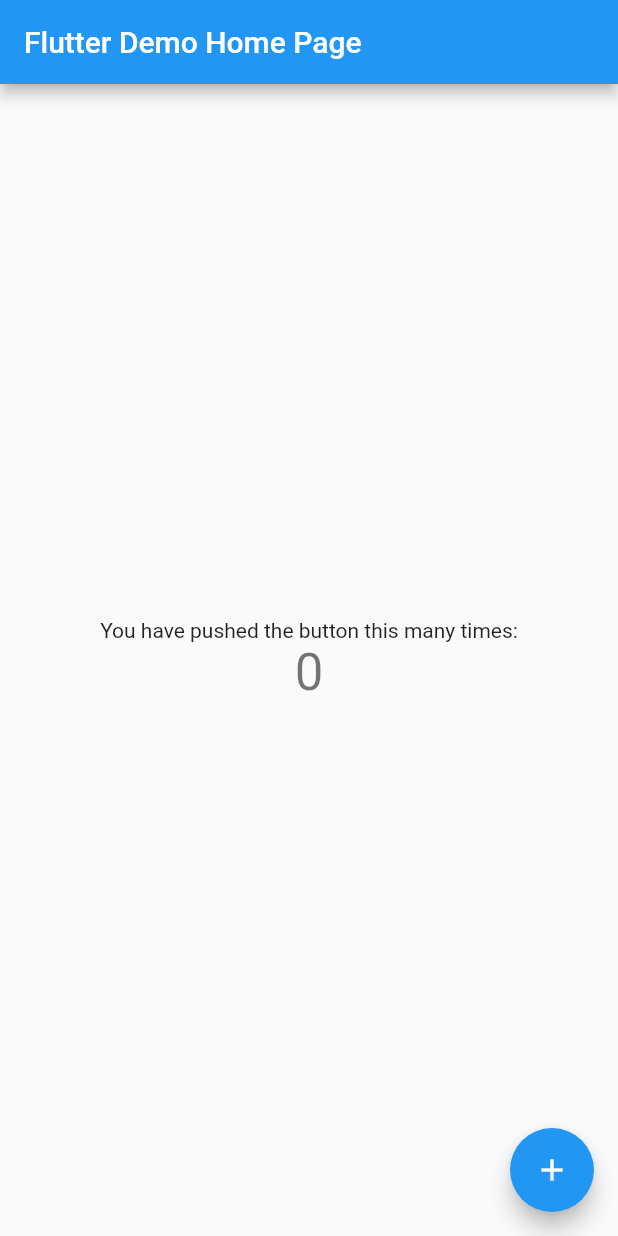
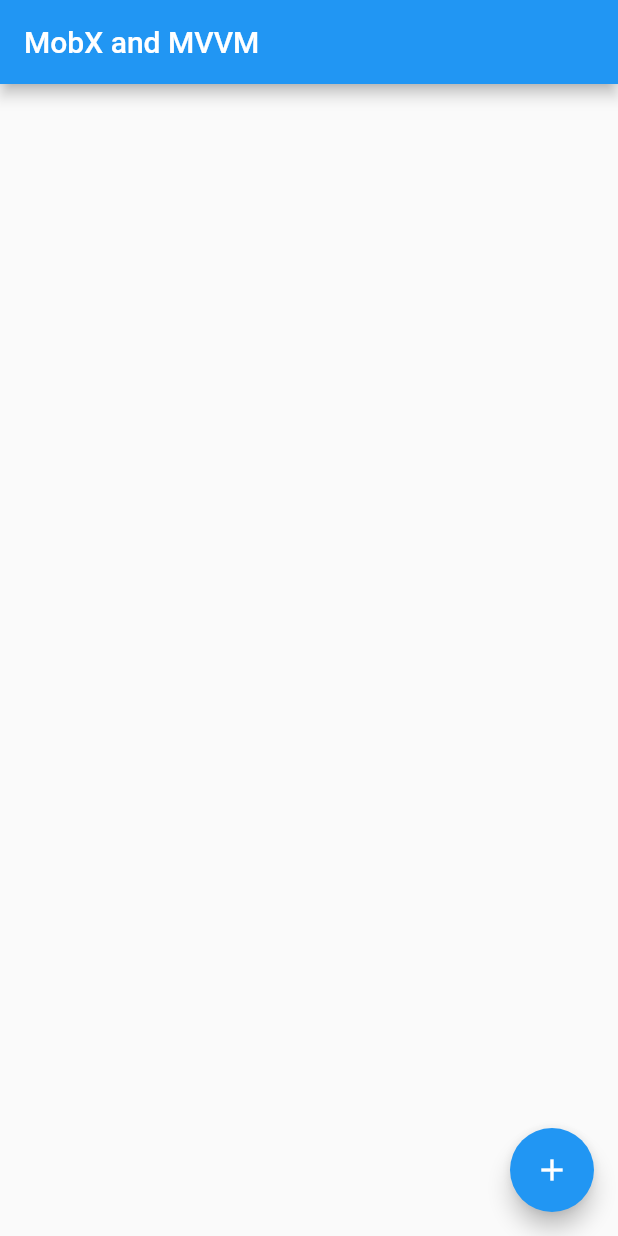
Before and after one commit to BBarisKilic/Flutter-MVVM-Arch-and-MobX, a Flutter app: the screen it shows after launch, on a phone screen of 412 x 824 dp. Run offline on Flutter 3.47's test engine with Material 2 defaults, Android fonts, the phone set to English and light mode, and no system bars; our stand-ins replace dio, flutter_mobx, mobx; generated files the repository leaves out were written again.

Commit message:
Project completed.

```diff
--- /dev/null
+++ b/lib/feature/post/view/post_view.dart
@@ -0,0 +1,56 @@
+import 'package:flutter/material.dart';
+import 'package:flutter_mobx/flutter_mobx.dart';
+import 'package:flutter_mvvm_arch_and_mobx/feature/post/view_model/post_view_model.dart';
+
+class PostView extends StatelessWidget {
+  PostView({Key? key}) : super(key: key);
+
+  late final _postViewModel = PostViewModel();
+
+  @override
+  Widget build(BuildContext context) {
+    return Scaffold(
+      appBar: AppBar(
+        title: const Text('MobX and MVVM'),
+      ),
+      body: Observer(builder: (_) {
+        return _stateStatus();
+      }),
+      floatingActionButton: FloatingActionButton(
+        onPressed: () => _postViewModel.getAllPost(),
+        child: const Icon(Icons.add),
+      ),
+    );
+  }
+
+  Widget _stateStatus() {
+    switch (_postViewModel.viewState) {
+      case ViewState.normal:
+        return const SizedBox();
+      case ViewState.loading:
+        return const Center(child: CircularProgressIndicator());
+      case ViewState.success:
+        return _buildListView();
+      case ViewState.error:
+        return const Center(
+          child: Text('Error'),
+        );
+      default:
+        return const Center(
+          child: Text('Error'),
+        );
+    }
+  }
+
+  ListView _buildListView() {
+    return ListView.separated(
+      itemCount: _postViewModel.posts.length,
+      separatorBuilder: (context, index) => const Divider(),
+      itemBuilder: (context, index) => ListTile(
+        title: Text(_postViewModel.posts[index].title),
+        subtitle: Text(_postViewModel.posts[index].body),
+        trailing: Text(_postViewModel.posts[index].userId.toString()),
+      ),
+    );
+  }
+}
--- a/lib/main.dart
+++ b/lib/main.dart
@@ -1,115 +1,17 @@
 import 'package:flutter/material.dart';
+import 'package:flutter_mvvm_arch_and_mobx/feature/post/view/post_view.dart';
 
-void main() {
-  runApp(const MyApp());
-}
+void main() => runApp(const MobXAndMVVM());
 
-class MyApp extends StatelessWidget {
-  const MyApp({Key? key}) : super(key: key);
+class MobXAndMVVM extends StatelessWidget {
+  const MobXAndMVVM({Key? key}) : super(key: key);
 
-  // This widget is the root of your application.
   @override
   Widget build(BuildContext context) {
     return MaterialApp(
-      title: 'Flutter Demo',
-      theme: ThemeData(
-        // This is the theme of your application.
-        //
-        // Try running your application with "flutter run". You'll see the
-        // application has a blue toolbar. Then, without quitting the app, try
-        // changing the primarySwatch below to Colors.green and then invoke
-        // "hot reload" (press "r" in the console where you ran "flutter run",
-        // or simply save your changes to "hot reload" in a Flutter IDE).
-        // Notice that the counter didn't reset back to zero; the application
-        // is not restarted.
-        primarySwatch: Colors.blue,
-      ),
-      home: const MyHomePage(title: 'Flutter Demo Home Page'),
+      title: 'MobX and MVVM',
+      debugShowCheckedModeBanner: false,
+      home: PostView(),
     );
   }
 }
-
-class MyHomePage extends StatefulWidget {
-  const MyHomePage({Key? key, required this.title}) : super(key: key);
-
-  // This widget is the home page of your application. It is stateful, meaning
-  // that it has a State object (defined below) that contains fields that affect
-  // how it looks.
-
-  // This class is the configuration for the state. It holds the values (in this
-  // case the title) provided by the parent (in this case the App widget) and
-  // used by the build method of the State. Fields in a Widget subclass are
-  // always marked "final".
-
-  final String title;
-
-  @override
-  State<MyHomePage> createState() => _MyHomePageState();
-}
-
-class _MyHomePageState extends State<MyHomePage> {
-  int _counter = 0;
-
-  void _incrementCounter() {
-    setState(() {
-      // This call to setState tells the Flutter framework that something has
-      // changed in this State, which causes it to rerun the build method below
-      // so that the display can reflect the updated values. If we changed
-      // _counter without calling setState(), then the build method would not be
-      // called again, and so nothing would appear to happen.
-      _counter++;
-    });
-  }
-
-  @override
-  Widget build(BuildContext context) {
-    // This method is rerun every time setState is called, for instance as done
-    // by the _incrementCounter method above.
-    //
-    // The Flutter framework has been optimized to make rerunning build methods
-    // fast, so that you can just rebuild anything that needs updating rather
-    // than having to individually change instances of widgets.
-    return Scaffold(
-      appBar: AppBar(
-        // Here we take the value from the MyHomePage object that was created by
-        // the App.build method, and use it to set our appbar title.
-        title: Text(widget.title),
-      ),
-      body: Center(
-        // Center is a layout widget. It takes a single child and positions it
-        // in the middle of the parent.
-        child: Column(
-          // Column is also a layout widget. It takes a list of children and
-          // arranges them vertically. By default, it sizes itself to fit its
-          // children horizontally, and tries to be as tall as its parent.
-          //
-          // Invoke "debug painting" (press "p" in the console, choose the
-          // "Toggle Debug Paint" action from the Flutter Inspector in Android
-          // Studio, or the "Toggle Debug Paint" command in Visual Studio Code)
-          // to see the wireframe for each widget.
-          //
-          // Column has various properties to control how it sizes itself and
-          // how it positions its children. Here we use mainAxisAlignment to
-          // center the children vertically; the main axis here is the vertical
-          // axis because Columns are vertical (the cross axis would be
-          // horizontal).
-          mainAxisAlignment: MainAxisAlignment.center,
-          children: <Widget>[
-            const Text(
-              'You have pushed the button this many times:',
-            ),
-            Text(
-              '$_counter',
-              style: Theme.of(context).textTheme.headline4,
-            ),
-          ],
-        ),
-      ),
-      floatingActionButton: FloatingActionButton(
-        onPressed: _incrementCounter,
-        tooltip: 'Increment',
-        child: const Icon(Icons.add),
-      ), // This trailing comma makes auto-formatting nicer for build methods.
-    );
-  }
-}
--- a/pubspec.yaml
+++ b/pubspec.yaml
@@ -15,6 +15,7 @@ dependencies:
   cupertino_icons: ^1.0.2
   flutter_mobx: ^2.0.2
   mobx_codegen: ^2.0.4
+  dio: ^4.0.4
 
 dev_dependencies:
   flutter_test:
```
Also changed, not shown: lib/feature/post/model/post.dart (added, +28 -0 lines), lib/feature/post/view_model/post_view_model.dart (added, +38 -0 lines), lib/feature/post/view_model/post_view_model.g.dart (added), pubspec.lock, 1 other file.
